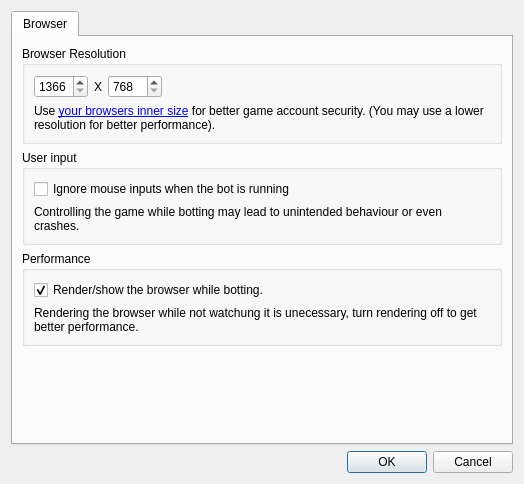
Old version of the form botfather/gui/config_dialog.ui in the repository botfatherio/botfather.
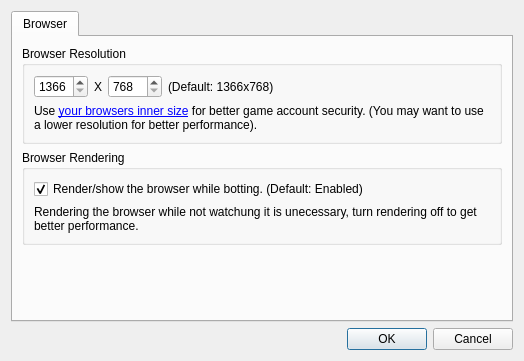
New version of the form.

Commit message: Removes setting controlling user input

Diff of the .ui file:
```diff
--- a/botfather/gui/config_dialog.ui
+++ b/botfather/gui/config_dialog.ui
@@ -7,7 +7,7 @@
     <x>0</x>
     <y>0</y>
     <width>524</width>
-    <height>484</height>
+    <height>361</height>
    </rect>
   </property>
   <property name="windowTitle">
@@ -65,6 +65,13 @@
               </property>
              </widget>
             </item>
+            <item>
+             <widget class="QLabel" name="label_4">
+              <property name="text">
+               <string>(Default: 1366x768)</string>
+              </property>
+             </widget>
+            </item>
             <item>
              <spacer name="horizontalSpacer_2">
               <property name="orientation">
@@ -86,33 +93,7 @@
              <bool>true</bool>
             </property>
             <property name="text">
-             <string>&lt;html&gt;&lt;head/&gt;&lt;body&gt;&lt;p&gt;Use &lt;a href=&quot;http://resizemybrowser.com/&quot;&gt;&lt;span style=&quot; text-decoration: underline; color:#0000ff;&quot;&gt;your browsers inner size&lt;/span&gt;&lt;/a&gt; for better game account security. (You may use a lower resolution for better performance).&lt;/p&gt;&lt;/body&gt;&lt;/html&gt;</string>
-            </property>
-            <property name="wordWrap">
-             <bool>true</bool>
-            </property>
-           </widget>
-          </item>
-         </layout>
-        </widget>
-       </item>
-       <item>
-        <widget class="QGroupBox" name="groupBox_3">
-         <property name="title">
-          <string>User input</string>
-         </property>
-         <layout class="QVBoxLayout" name="verticalLayout_17">
-          <item>
-           <widget class="QCheckBox" name="browser_ignore_input">
-            <property name="text">
-             <string>Ignore mouse inputs when the bot is running</string>
-            </property>
-           </widget>
-          </item>
-          <item>
-           <widget class="QLabel" name="label_15">
-            <property name="text">
-             <string>Controlling the game while botting may lead to unintended behaviour or even crashes.</string>
+             <string>&lt;html&gt;&lt;head/&gt;&lt;body&gt;&lt;p&gt;Use &lt;a href=&quot;http://resizemybrowser.com/&quot;&gt;&lt;span style=&quot; text-decoration: underline; color:#0000ff;&quot;&gt;your browsers inner size&lt;/span&gt;&lt;/a&gt; for better game account security. (You may want to use a lower resolution for better performance).&lt;/p&gt;&lt;/body&gt;&lt;/html&gt;</string>
             </property>
             <property name="wordWrap">
              <bool>true</bool>
@@ -125,13 +106,13 @@
        <item>
         <widget class="QGroupBox" name="groupBox_5">
          <property name="title">
-          <string>Performance</string>
+          <string>Browser Rendering</string>
          </property>
          <layout class="QVBoxLayout" name="verticalLayout_18">
           <item>
            <widget class="QCheckBox" name="browser_render">
             <property name="text">
-             <string>Render/show the browser while botting.</string>
+             <string>Render/show the browser while botting. (Default: Enabled)</string>
             </property>
             <property name="checked">
              <bool>true</bool>
```
The commit also changes 2 other files.
